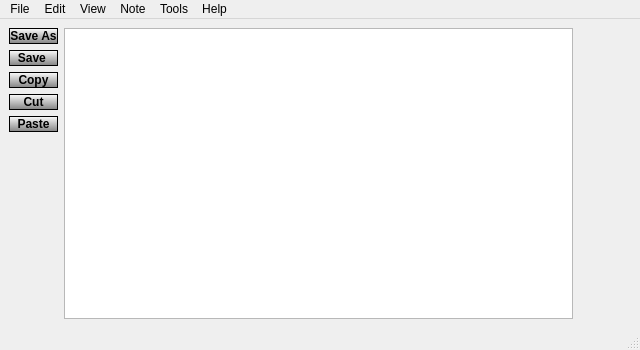
First picture: the form in notepad.ui, repository razashahid107/NOTEPAD-QT, before the edit.
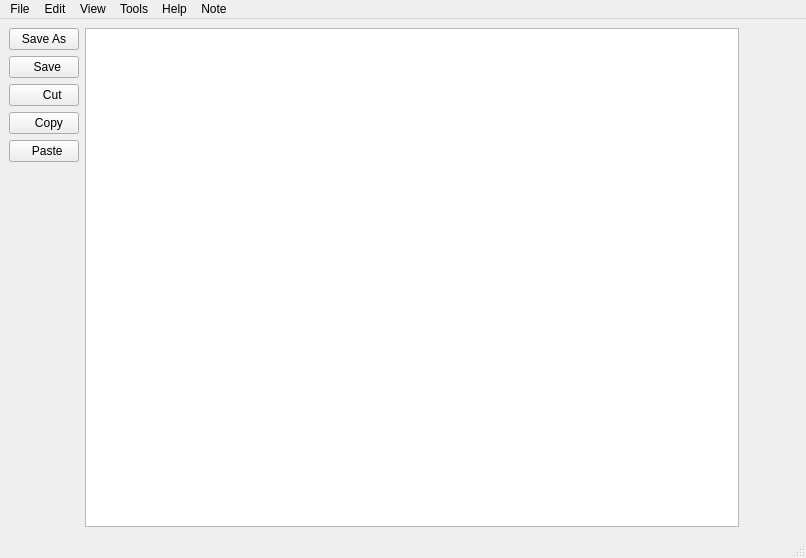
Second picture: the form after the edit. Icons and pictures are not drawn.

What changed in the file:
```diff
--- a/notepad.ui
+++ b/notepad.ui
@@ -6,8 +6,8 @@
    <rect>
     <x>0</x>
     <y>0</y>
-    <width>640</width>
-    <height>350</height>
+    <width>806</width>
+    <height>558</height>
    </rect>
   </property>
   <property name="maximumSize">
@@ -19,31 +19,12 @@
   <property name="windowTitle">
    <string>MainWindow</string>
   </property>
+  <property name="styleSheet">
+   <string notr="true">background-image: url(:/new/prefix1/Resources_Images/grey.png);</string>
+  </property>
   <widget class="QWidget" name="centralwidget">
    <layout class="QGridLayout" name="gridLayout">
-    <item row="0" column="0">
-     <widget class="QPushButton" name="save_pushbutton">
-      <property name="maximumSize">
-       <size>
-        <width>70</width>
-        <height>70</height>
-       </size>
-      </property>
-      <property name="styleSheet">
-       <string notr="true">color: black;
-font: bold;
-background-color: qlineargradient(x1: 0, y1: 0, x2: 0, y2: 1, stop: 0 white, stop: 1 grey);
-border-style: solid;
-border-color: black;
-border-width: 1px;
-border-radius: 10px;</string>
-      </property>
-      <property name="text">
-       <string>Save As</string>
-      </property>
-     </widget>
-    </item>
-    <item row="0" column="1" rowspan="6">
+    <item row="0" column="1" rowspan="7">
      <widget class="QTextEdit" name="textEdit_notes">
       <property name="maximumSize">
        <size>
@@ -51,6 +32,12 @@
         <height>1000</height>
        </size>
       </property>
+      <property name="font">
+       <font>
+        <family>Nirmala UI</family>
+        <pointsize>10</pointsize>
+       </font>
+      </property>
       <property name="styleSheet">
        <string notr="true">color: black;
 background-image: url(:/new/prefix1/Resources_Images/White_Background.jpg);</string>
@@ -59,12 +46,72 @@
        <string>&lt;!DOCTYPE HTML PUBLIC &quot;-//W3C//DTD HTML 4.0//EN&quot; &quot;http://www.w3.org/TR/REC-html40/strict.dtd&quot;&gt;
 &lt;html&gt;&lt;head&gt;&lt;meta name=&quot;qrichtext&quot; content=&quot;1&quot; /&gt;&lt;style type=&quot;text/css&quot;&gt;
 p, li { white-space: pre-wrap; }
-&lt;/style&gt;&lt;/head&gt;&lt;body style=&quot; font-family:'MS Shell Dlg 2'; font-size:8.25pt; font-weight:400; font-style:normal;&quot;&gt;
-&lt;p style=&quot;-qt-paragraph-type:empty; margin-top:0px; margin-bottom:0px; margin-left:0px; margin-right:0px; -qt-block-indent:0; text-indent:0px;&quot;&gt;&lt;br /&gt;&lt;/p&gt;&lt;/body&gt;&lt;/html&gt;</string>
+&lt;/style&gt;&lt;/head&gt;&lt;body style=&quot; font-family:'Nirmala UI'; font-size:10pt; font-weight:400; font-style:normal;&quot;&gt;
+&lt;p style=&quot;-qt-paragraph-type:empty; margin-top:0px; margin-bottom:0px; margin-left:0px; margin-right:0px; -qt-block-indent:0; text-indent:0px; font-family:'MS Shell Dlg 2'; font-size:8.25pt;&quot;&gt;&lt;br /&gt;&lt;/p&gt;&lt;/body&gt;&lt;/html&gt;</string>
       </property>
      </widget>
     </item>
-    <item row="0" column="2" rowspan="6">
+    <item row="1" column="0">
+     <widget class="QPushButton" name="save_pushbutton_2">
+      <property name="maximumSize">
+       <size>
+        <width>70</width>
+        <height>70</height>
+       </size>
+      </property>
+      <property name="styleSheet">
+       <string notr="true">color: rgb(0, 0, 0);</string>
+      </property>
+      <property name="text">
+       <string>   Save </string>
+      </property>
+      <property name="icon">
+       <iconset resource="Resources.qrc">
+        <normaloff>:/new/prefix1/Resources_Images/save 2.ico</normaloff>:/new/prefix1/Resources_Images/save 2.ico</iconset>
+      </property>
+     </widget>
+    </item>
+    <item row="3" column="0">
+     <widget class="QPushButton" name="Copy_push_button">
+      <property name="maximumSize">
+       <size>
+        <width>70</width>
+        <height>70</height>
+       </size>
+      </property>
+      <property name="styleSheet">
+       <string notr="true">color: rgb(0, 0, 0);</string>
+      </property>
+      <property name="text">
+       <string>   Copy</string>
+      </property>
+      <property name="icon">
+       <iconset resource="Resources.qrc">
+        <normaloff>:/new/prefix1/Resources_Images/copy.png</normaloff>:/new/prefix1/Resources_Images/copy.png</iconset>
+      </property>
+     </widget>
+    </item>
+    <item row="0" column="0">
+     <widget class="QPushButton" name="save_pushbutton">
+      <property name="maximumSize">
+       <size>
+        <width>70</width>
+        <height>70</height>
+       </size>
+      </property>
+      <property name="styleSheet">
+       <string notr="true">color: rgb(0, 0, 0);</string>
+      </property>
+      <property name="text">
+       <string>Save As</string>
+      </property>
+      <property name="icon">
+       <iconset resource="Resources.qrc">
+        <normaloff>:/new/prefix1/Resources_Images/save as.ico</normaloff>:/new/prefix1/Resources_Images/save as.ico</iconset>
+      </property>
+     </widget>
+    </item>
+    <item row="0" column="2" rowspan="7">
      <spacer name="verticalSpacer_2">
       <property name="orientation">
        <enum>Qt::Vertical</enum>
@@ -77,51 +124,20 @@
       </property>
      </spacer>
     </item>
-    <item row="1" column="0">
-     <widget class="QPushButton" name="save_pushbutton_2">
-      <property name="maximumSize">
+    <item row="6" column="0">
+     <spacer name="verticalSpacer">
+      <property name="orientation">
+       <enum>Qt::Vertical</enum>
+      </property>
+      <property name="sizeHint" stdset="0">
        <size>
-        <width>70</width>
-        <height>70</height>
+        <width>20</width>
+        <height>182</height>
        </size>
       </property>
-      <property name="styleSheet">
-       <string notr="true">color: black;
-font: bold;
-background-color: qlineargradient(x1: 0, y1: 0, x2: 0, y2: 1, stop: 0 white, stop: 1 grey);
-border-style: solid;
-border-color: black;
-border-width: 1px;
-border-radius: 10px;</string>
-      </property>
-      <property name="text">
-       <string>Save </string>
-      </property>
-     </widget>
+     </spacer>
     </item>
     <item row="2" column="0">
-     <widget class="QPushButton" name="Copy_push_button">
-      <property name="maximumSize">
-       <size>
-        <width>70</width>
-        <height>70</height>
-       </size>
-      </property>
-      <property name="styleSheet">
-       <string notr="true">color: black;
-font: bold;
-background-color: qlineargradient(x1: 0, y1: 0, x2: 0, y2: 1, stop: 0 white, stop: 1 grey);
-border-style: solid;
-border-color: black;
-border-width: 1px;
-border-radius: 10px;</string>
-      </property>
-      <property name="text">
-       <string>Copy</string>
-      </property>
-     </widget>
-    </item>
-    <item row="3" column="0">
      <widget class="QPushButton" name="Cut_Push_Button">
       <property name="maximumSize">
        <size>
@@ -130,16 +146,14 @@
        </size>
       </property>
       <property name="styleSheet">
-       <string notr="true">color: black;
-font: bold;
-background-color: qlineargradient(x1: 0, y1: 0, x2: 0, y2: 1, stop: 0 white, stop: 1 grey);
-border-style: solid;
-border-color: black;
-border-width: 1px;
-border-radius: 10px;</string>
+       <string notr="true">color: rgb(0, 0, 0);</string>
       </property>
       <property name="text">
-       <string>Cut</string>
+       <string>     Cut</string>
+      </property>
+      <property name="icon">
+       <iconset resource="Resources.qrc">
+        <normaloff>:/new/prefix1/Resources_Images/cut.png</normaloff>:/new/prefix1/Resources_Images/cut.png</iconset>
       </property>
      </widget>
     </item>
@@ -152,32 +166,17 @@
        </size>
       </property>
       <property name="styleSheet">
-       <string notr="true">color: black;
-font: bold;
-background-color: qlineargradient(x1: 0, y1: 0, x2: 0, y2: 1, stop: 0 white, stop: 1 grey);
-border-style: solid;
-border-color: black;
-border-width: 1px;
-border-radius: 10px;</string>
+       <string notr="true">color: rgb(0, 0, 0);</string>
       </property>
       <property name="text">
-       <string>Paste</string>
+       <string>  Paste</string>
+      </property>
+      <property name="icon">
+       <iconset resource="Resources.qrc">
+        <normaloff>:/new/prefix1/Resources_Images/paste.png</normaloff>:/new/prefix1/Resources_Images/paste.png</iconset>
       </property>
      </widget>
     </item>
-    <item row="5" column="0">
-     <spacer name="verticalSpacer">
-      <property name="orientation">
-       <enum>Qt::Vertical</enum>
-      </property>
-      <property name="sizeHint" stdset="0">
-       <size>
-        <width>20</width>
-        <height>182</height>
-       </size>
-      </property>
-     </spacer>
-    </item>
    </layout>
   </widget>
   <widget class="QMenuBar" name="menubar">
@@ -185,7 +184,7 @@
     <rect>
      <x>0</x>
      <y>0</y>
-     <width>640</width>
+     <width>806</width>
      <height>20</height>
     </rect>
    </property>
@@ -244,9 +243,9 @@
    <addaction name="menuFile"/>
    <addaction name="menuEdit"/>
    <addaction name="menuView"/>
-   <addaction name="menuNote"/>
    <addaction name="menuTools"/>
    <addaction name="menuHelp"/>
+   <addaction name="menuNote"/>
   </widget>
   <widget class="QStatusBar" name="statusbar"/>
   <action name="actionOpen">
```
